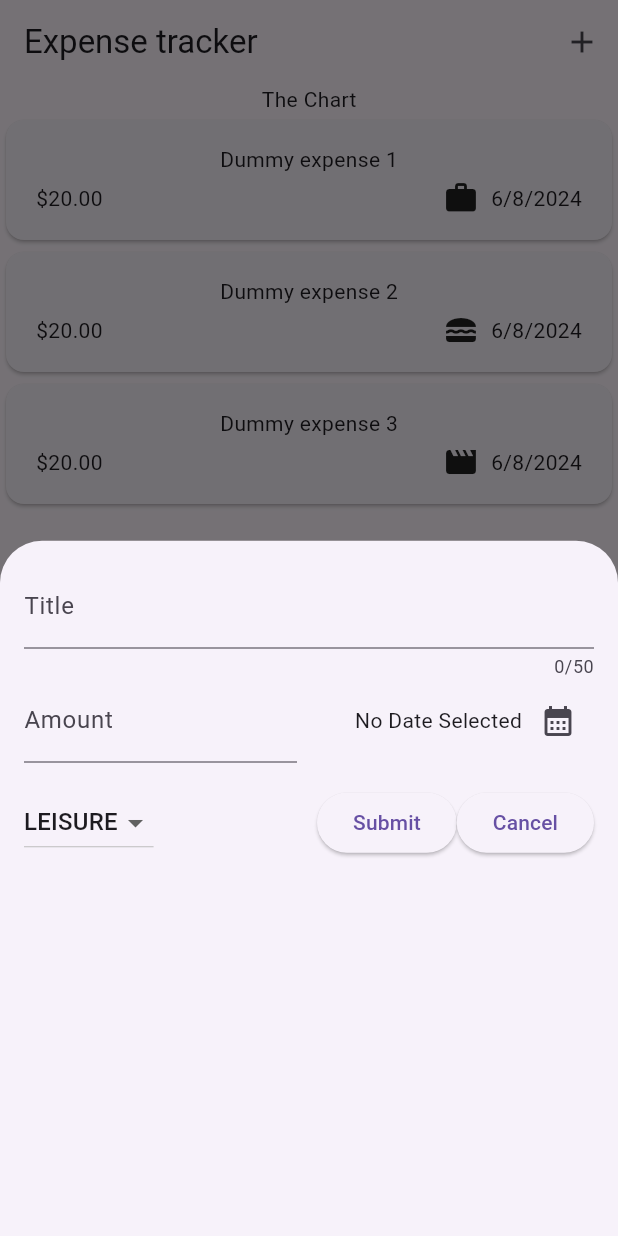
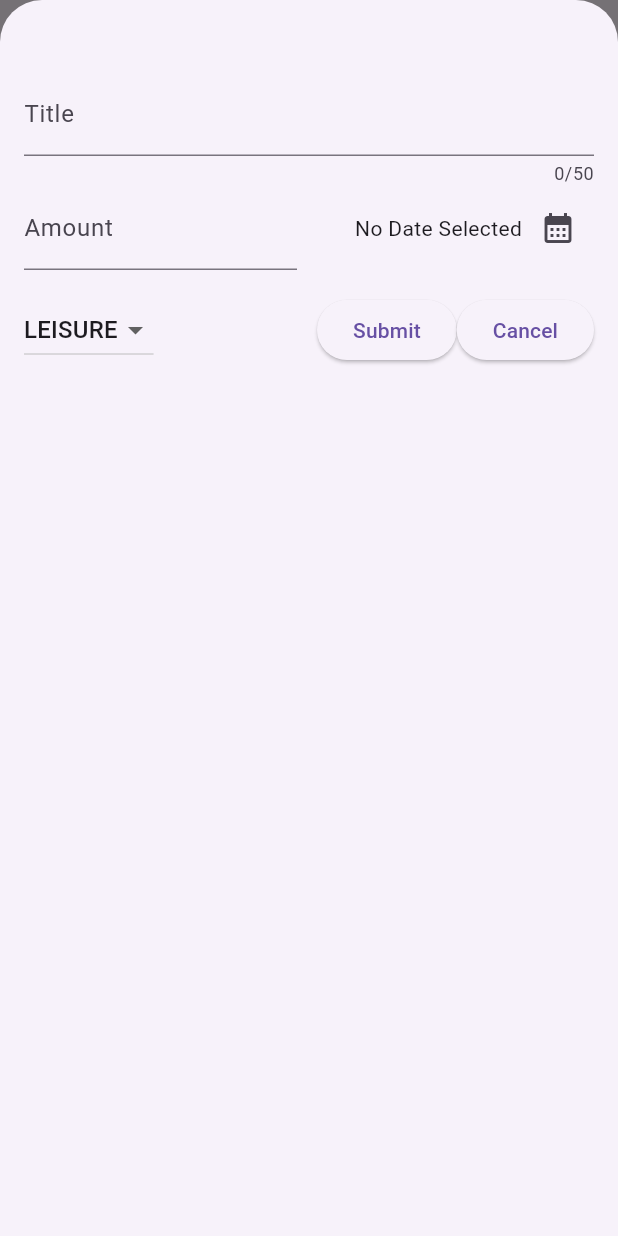
Before and after one commit to prabeshkunwar12/expenses_tracker, a Flutter app: the screen it shows after launch, after a tap on the "add" icon, on a phone screen of 412 x 824 dp. Run offline on Flutter 3.47's test engine with Material 3 defaults, Android fonts, the phone set to English and light mode, and no system bars.

```diff
--- a/lib/widgets/expenses.dart
+++ b/lib/widgets/expenses.dart
@@ -12,35 +12,26 @@ class Expenses extends StatefulWidget {
 }
 
 class _ExpenseState extends State<Expenses> {
-  final List<Expense> _registeredExpenses = [
-    Expense(
-        title: 'Dummy expense 1',
-        amount: 20.00,
-        date: DateTime.now(),
-        category: Category.work),
-    Expense(
-        title: 'Dummy expense 2',
-        amount: 20.00,
-        date: DateTime.now(),
-        category: Category.food),
-    Expense(
-        title: 'Dummy expense 3',
-        amount: 20.00,
-        date: DateTime.now(),
-        category: Category.leisure),
-  ];
+  final List<Expense> _registeredExpenses = [];
 
-  void addExpense(Expense expense) {
+  void _addExpense(Expense expense) {
     setState(() {
       _registeredExpenses.add(expense);
     });
   }
 
+  void _removeExpense(Expense expense) {
+    setState(() {
+      _registeredExpenses.remove(expense);
+    });
+  }
+
   void _openAddExpenseOverlay() {
     showModalBottomSheet(
+      isScrollControlled: true,
       context: context,
       builder: (ctx) => NewExpense(
-        onAddExpense: addExpense,
+        onAddExpense: _addExpense,
       ),
     );
   }
@@ -60,7 +51,12 @@ class _ExpenseState extends State<Expenses> {
       body: Column(
         children: [
           const Text('The Chart'),
-          Expanded(child: ExpensesList(expensesList: _registeredExpenses)),
+          Expanded(
+            child: ExpensesList(
+              expensesList: _registeredExpenses,
+              onRemove: _removeExpense,
+            ),
+          ),
         ],
       ),
     );
--- a/lib/widgets/expenses_list/expenses_list.dart
+++ b/lib/widgets/expenses_list/expenses_list.dart
@@ -4,18 +4,26 @@ import 'package:flutter/material.dart';
 
 class ExpensesList extends StatelessWidget {
   final List<Expense> expensesList;
+  final void Function(Expense expense) onRemove;
 
   const ExpensesList({
     super.key,
     required this.expensesList,
+    required this.onRemove,
   });
 
   @override
   Widget build(BuildContext context) {
     return ListView.builder(
       itemCount: expensesList.length,
-      itemBuilder: (ctx, index) => ExpenseItem(
-        expense: expensesList[index],
+      itemBuilder: (ctx, index) => Dismissible(
+        key: ValueKey(expensesList[index]),
+        onDismissed: (direction) {
+          onRemove(expensesList[index]);
+        },
+        child: ExpenseItem(
+          expense: expensesList[index],
+        ),
       ),
     );
   }
--- a/lib/widgets/new_expense.dart
+++ b/lib/widgets/new_expense.dart
@@ -75,7 +75,7 @@ class _NewExpenseState extends State<NewExpense> {
   @override
   Widget build(BuildContext context) {
     return Padding(
-      padding: const EdgeInsets.all(16),
+      padding: const EdgeInsets.fromLTRB(16, 48, 16, 16),
       child: Column(
         children: [
           TextField(
```
